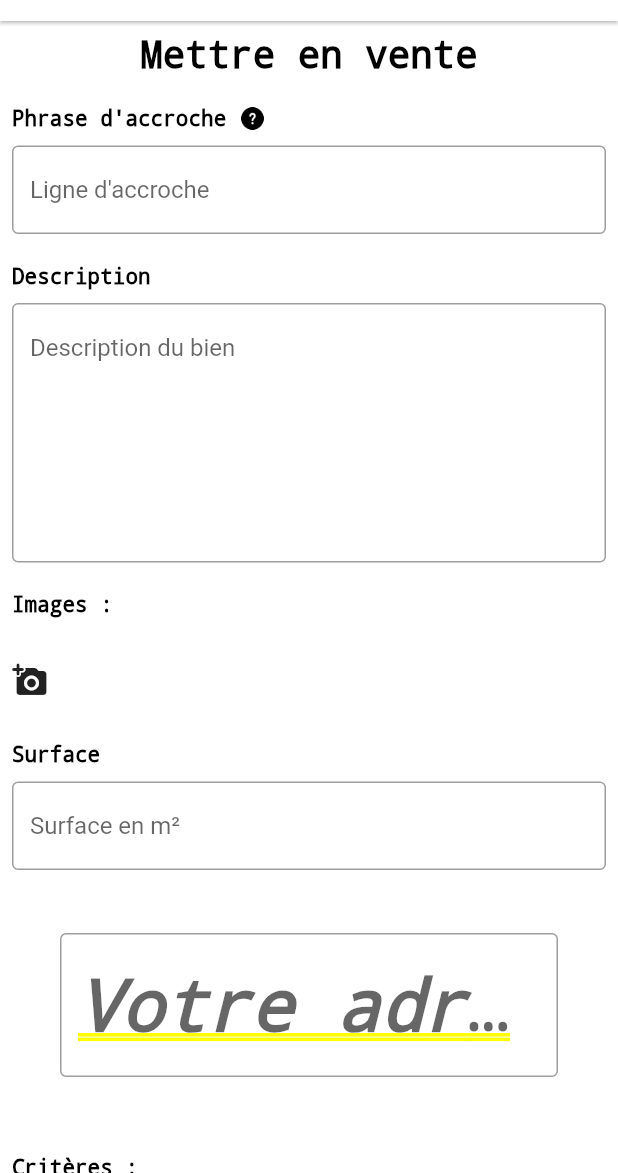
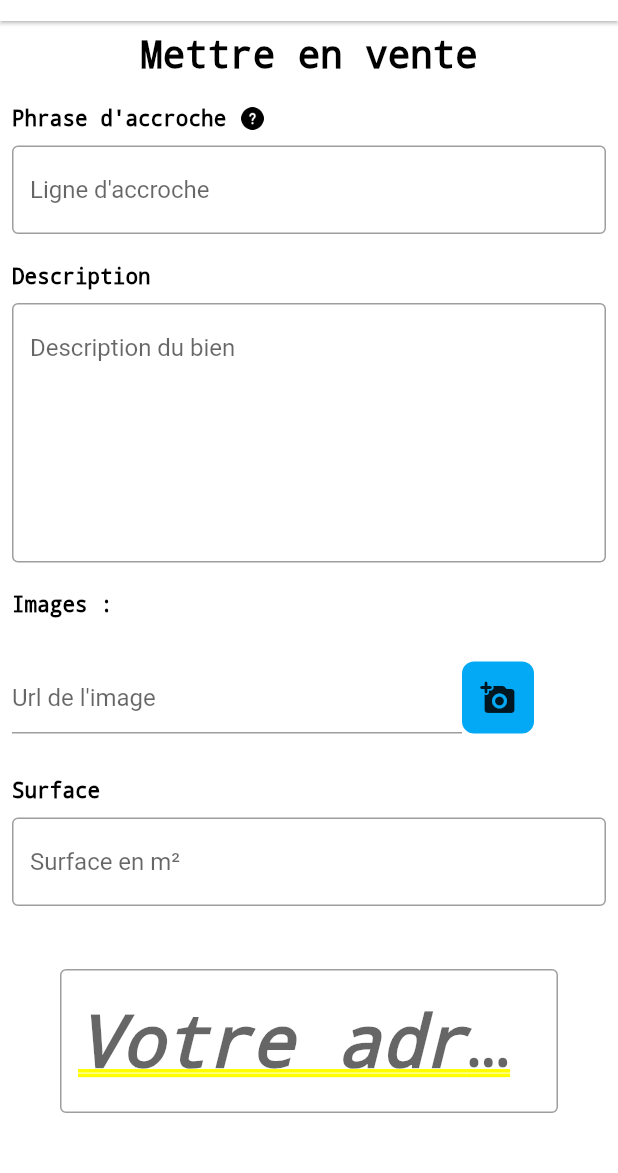
Before and after one commit to LeoPhilip33/patate, a Flutter app: the screen it shows after launch, on a phone screen of 412 x 824 dp, the part 63-1236 px from its top. Run offline on Flutter 3.47's test engine with Material 2 defaults, Android fonts, the phone set to English and light mode, and no system bars; drawn by our look-alikes of flutter_typeahead; our stand-ins replace flutter_map, flutter_svg, latlong, smooth_star_rating; missing offline and left inert: flutter_map_marker_popup.

Commit message:
stp casse pas tout

```diff
--- a/lib/pages/vente/components/body.dart
+++ b/lib/pages/vente/components/body.dart
@@ -9,6 +9,7 @@ class Vente extends StatefulWidget {
 
 class _InputChip extends State<Vente> {
   List classEnergie = ["A", "B", "C", "D", "E"];
+  var myController = TextEditingController();
 
   List<DropdownMenuItem<String>> _dropDownMenuItems;
   String _selectedClassEnergie;
@@ -24,6 +25,7 @@ class _InputChip extends State<Vente> {
   }
 
   List<DropdownMenuItem<String>> buildAndGetDropDownMenuItems(List energies) {
+    // ignore: deprecated_member_use
     List<DropdownMenuItem<String>> items = new List();
     for (String energie in energies) {
       items.add(new DropdownMenuItem(value: energie, child: new Text(energie)));
@@ -114,14 +116,41 @@ class _InputChip extends State<Vente> {
                             decoration: TextDecoration.none,
                             fontSize: 14,
                           )))),
-
               Align(
                   alignment: Alignment.topLeft,
                   child: Padding(
                       padding: EdgeInsets.only(bottom: 10.0, top: 20.0),
                       child: Row(
                         mainAxisAlignment: MainAxisAlignment.start,
-                        children: [Icon(Icons.add_a_photo_rounded)],
+                        children: [
+                          SizedBox(
+                            width: 300,
+                            child: TextField(
+                              decoration: InputDecoration(
+                                hintText: 'Url de l\'image',
+                              ),
+                              controller: myController,
+                            ),
+                          ),
+                          GestureDetector(
+                            // When the child is tapped, show a snackbar.
+                            onTap: () {
+                              var snackBar =
+                                  SnackBar(content: Text(myController.text));
+
+                              ScaffoldMessenger.of(context)
+                                  .showSnackBar(snackBar);
+                            },
+                            // The custom button
+                            child: Container(
+                                padding: const EdgeInsets.all(12.0),
+                                decoration: BoxDecoration(
+                                  color: Colors.lightBlue,
+                                  borderRadius: BorderRadius.circular(8.0),
+                                ),
+                                child: Icon(Icons.add_a_photo_rounded)),
+                          ),
+                        ],
                       ))),
 
               // FIN Images
```
Also changed, not shown: lib/pages/home/home-screen.dart (+6 -6 lines), pubspec.lock.
